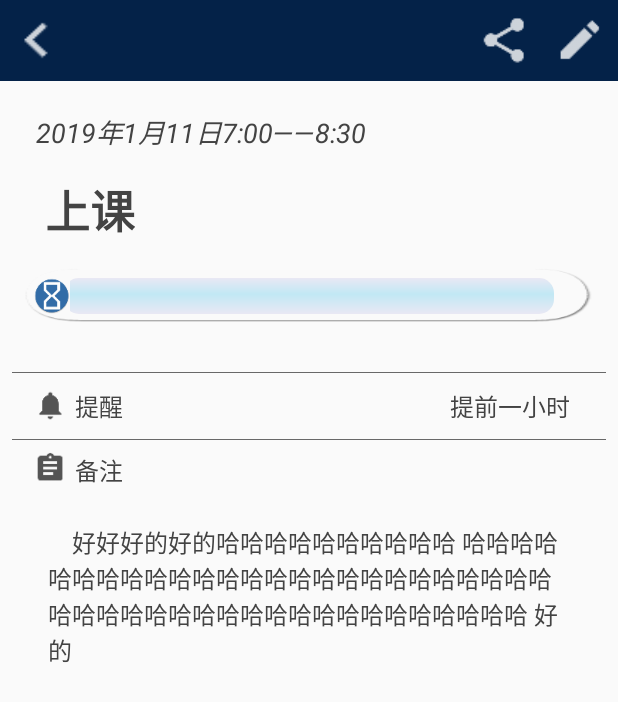
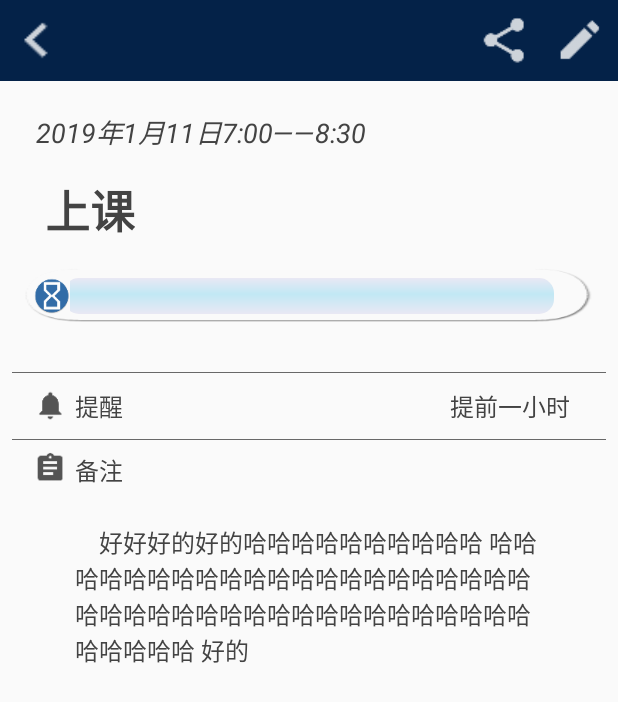
Before and after one commit to DrMonsterX/mytime_android, an Android app: the ScheduleActivity screen opened directly, with no data from a screen before it, on a phone screen of 412 x 824 dp. Shown: the top 702 px of the screen. Run offline under Robolectric (Android 15) with nearby library versions, the phone set to English and light mode, and no system bars; 7 statements that could not run were skipped.

Commit message:
格式修正

```diff
--- a/app/src/main/res/layout/activity_add_schedule.xml
+++ b/app/src/main/res/layout/activity_add_schedule.xml
@@ -32,6 +32,7 @@
             android:layout_marginLeft="8dp"
             android:layout_marginEnd="8dp"
             android:layout_marginRight="8dp"
+
             android:text="@string/add_schedule"
             android:textColor="@color/whiteText"
             android:textSize="20sp"
@@ -251,8 +252,6 @@
                 android:id="@+id/scheduleRemark"
                 android:layout_width="0dp"
                 android:layout_height="wrap_content"
-                android:layout_marginStart="40dp"
-                android:layout_marginLeft="40dp"
                 android:layout_marginTop="60dp"
                 android:layout_marginEnd="40dp"
                 android:layout_marginRight="40dp"
@@ -265,7 +264,7 @@
                 app:layout_constraintBottom_toBottomOf="parent"
                 app:layout_constraintEnd_toEndOf="parent"
                 app:layout_constraintHorizontal_bias="0.0"
-                app:layout_constraintStart_toStartOf="parent"
+                app:layout_constraintStart_toStartOf="@+id/textView21"
                 app:layout_constraintTop_toBottomOf="@+id/imageView5" />
 
             <ImageButton
--- a/app/src/main/res/layout/activity_add_task.xml
+++ b/app/src/main/res/layout/activity_add_task.xml
@@ -132,7 +132,7 @@
                     android:layout_height="wrap_content"
                     android:layout_marginStart="30dp"
                     android:layout_marginLeft="30dp"
-                    android:layout_marginTop="50dp"
+                    android:layout_marginTop="40dp"
                     android:background="@null"
                     android:ems="10"
                     android:hint="请输入任务内容"
--- a/app/src/main/res/layout/activity_change_schedule.xml
+++ b/app/src/main/res/layout/activity_change_schedule.xml
@@ -221,7 +221,7 @@
                     android:background="@null"
                     android:singleLine="false"
                     android:textColor="@color/mainText"
-                    android:textSize="20sp"
+                    android:textSize="16sp"
                     app:layout_constraintBottom_toBottomOf="parent"
                     app:layout_constraintEnd_toEndOf="parent"
                     app:layout_constraintHorizontal_bias="0.0"
--- a/app/src/main/res/layout/activity_change_task.xml
+++ b/app/src/main/res/layout/activity_change_task.xml
@@ -120,7 +120,7 @@
                 <ImageView
                     android:id="@+id/imageView5"
                     android:layout_width="match_parent"
-                    android:layout_height="2dp"
+                    android:layout_height="0.2dp"
                     android:layout_marginStart="8dp"
                     android:layout_marginLeft="8dp"
                     android:layout_marginTop="16dp"
--- a/app/src/main/res/layout/activity_schedule.xml
+++ b/app/src/main/res/layout/activity_schedule.xml
@@ -194,11 +194,9 @@
                     android:id="@+id/scheduleRemark"
                     android:layout_width="0dp"
                     android:layout_height="wrap_content"
-                    android:layout_marginStart="32dp"
-                    android:layout_marginLeft="32dp"
                     android:layout_marginTop="24dp"
-                    android:layout_marginEnd="32dp"
-                    android:layout_marginRight="32dp"
+                    android:layout_marginEnd="50dp"
+                    android:layout_marginRight="50dp"
                     android:layout_marginBottom="32dp"
                     android:text="    好好好的好的哈哈哈哈哈哈哈哈哈哈 哈哈哈哈哈哈哈哈哈哈哈哈哈哈哈哈哈哈哈哈哈哈哈哈哈哈哈哈哈哈哈哈哈哈哈哈哈哈哈哈哈哈哈哈哈 好的"
                     android:textColor="@color/mainText"
@@ -206,7 +204,7 @@
                     app:layout_constraintBottom_toBottomOf="parent"
                     app:layout_constraintEnd_toEndOf="parent"
                     app:layout_constraintHorizontal_bias="0.2"
-                    app:layout_constraintStart_toStartOf="parent"
+                    app:layout_constraintStart_toStartOf="@+id/textView16"
                     app:layout_constraintTop_toBottomOf="@+id/textView16" />
 
                 <TextView
--- a/app/src/main/res/layout/schedule_item.xml
+++ b/app/src/main/res/layout/schedule_item.xml
@@ -14,7 +14,8 @@
         android:layout_height="wrap_content"
         android:orientation="vertical"
         android:background="@color/task1"
-        android:padding="4dp">
+        android:padding="4dp"
+        >
 
 
         <LinearLayout
@@ -77,7 +78,7 @@
             android:id="@+id/myProcessBar"
             android:layout_width="match_parent"
             android:layout_height="24dp"
-            android:layout_marginTop="2dp"
+            android:layout_marginTop="6dp"
             android:layout_marginLeft="10dp"
             android:layout_marginRight="10dp"
             android:thumb="@drawable/process1">
--- a/app/src/main/res/values/styles.xml
+++ b/app/src/main/res/values/styles.xml
@@ -7,6 +7,7 @@
         <item name="colorPrimaryDark">@color/colorPrimaryDark</item>
         <item name="colorAccent">@color/colorAccent</item>
         <item name="android:windowAnimationStyle">@style/notAnimation</item>
+
     </style>
 
     <style name="notAnimation">
```
Also changed, not shown: app/src/main/res/layout/activity_task.xml (+3 -5 lines).
